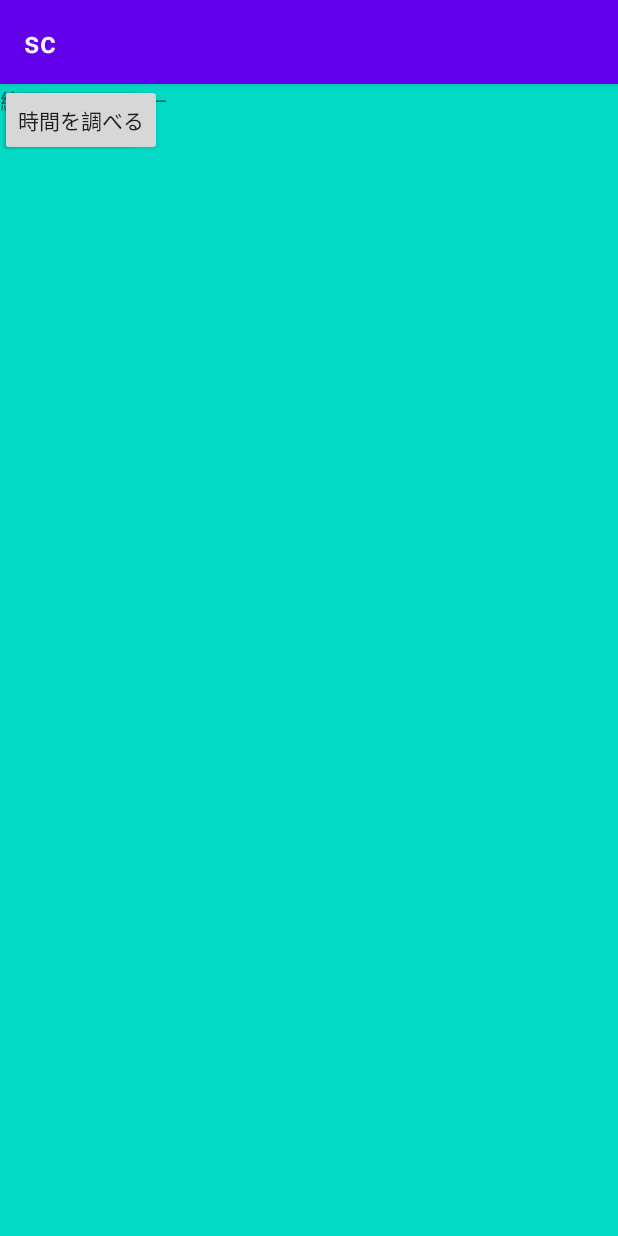
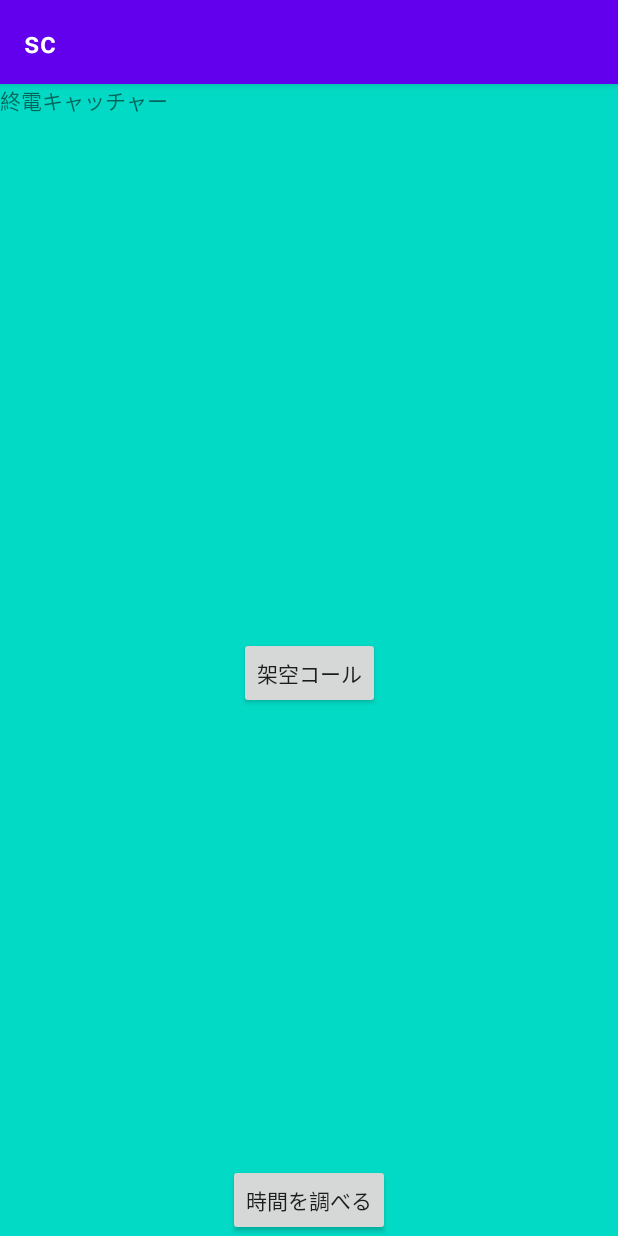
Before and after one commit to AoN-11/sc, an Android app: the screen it shows after launch (MainActivity), on a phone screen of 412 x 824 dp. Run offline under Robolectric (Android 15) with nearby library versions, the phone set to English and light mode, and no system bars.

Commit message:
bugfix: NullPointerException

```diff
--- a/app/src/main/java/events/tgh2020/sc/Call.java
+++ b/app/src/main/java/events/tgh2020/sc/Call.java
@@ -9,7 +9,7 @@ public class Call {
     private int soundId;
 
     public Call(Context context) {
-        SoundPool soundPool = new SoundPool(1, AudioManager.STREAM_MUSIC, 0);
+        soundPool = new SoundPool(1, AudioManager.STREAM_MUSIC, 0);
         soundId = soundPool.load(context,R.raw.sound1, 1);
     }
 
--- a/app/src/main/res/layout/activity_main.xml
+++ b/app/src/main/res/layout/activity_main.xml
@@ -8,6 +8,7 @@
     tools:visibility="visible">
 
     <TextView
+        android:id="@+id/textView2"
         android:layout_width="375dp"
         android:layout_height="wrap_content"
         android:gravity="center"
@@ -27,23 +28,26 @@
         android:layout_height="932dp"
         app:srcCompat="@color/colorAccent"
         tools:layout_editor_absoluteX="-2dp"
-        tools:layout_editor_absoluteY="16dp" />
+        tools:layout_editor_absoluteY="138dp" />
 
     <Button
         android:id="@+id/button1"
         android:layout_width="wrap_content"
         android:layout_height="wrap_content"
         android:text="架空コール"
-        tools:layout_editor_absoluteX="175dp"
-        tools:layout_editor_absoluteY="366dp" />
+        app:layout_constraintBottom_toTopOf="@+id/button2"
+        app:layout_constraintEnd_toEndOf="parent"
+        app:layout_constraintStart_toStartOf="parent"
+        app:layout_constraintTop_toBottomOf="@+id/textView" />
 
     <Button
         android:id="@+id/button2"
         android:layout_width="wrap_content"
         android:layout_height="wrap_content"
         android:text="時間を調べる"
-        tools:layout_editor_absoluteX="161dp"
-        tools:layout_editor_absoluteY="440dp" />
+        app:layout_constraintBottom_toBottomOf="parent"
+        app:layout_constraintEnd_toEndOf="parent"
+        app:layout_constraintStart_toStartOf="parent" />
 
     <TextView
         android:id="@+id/textView"
```
